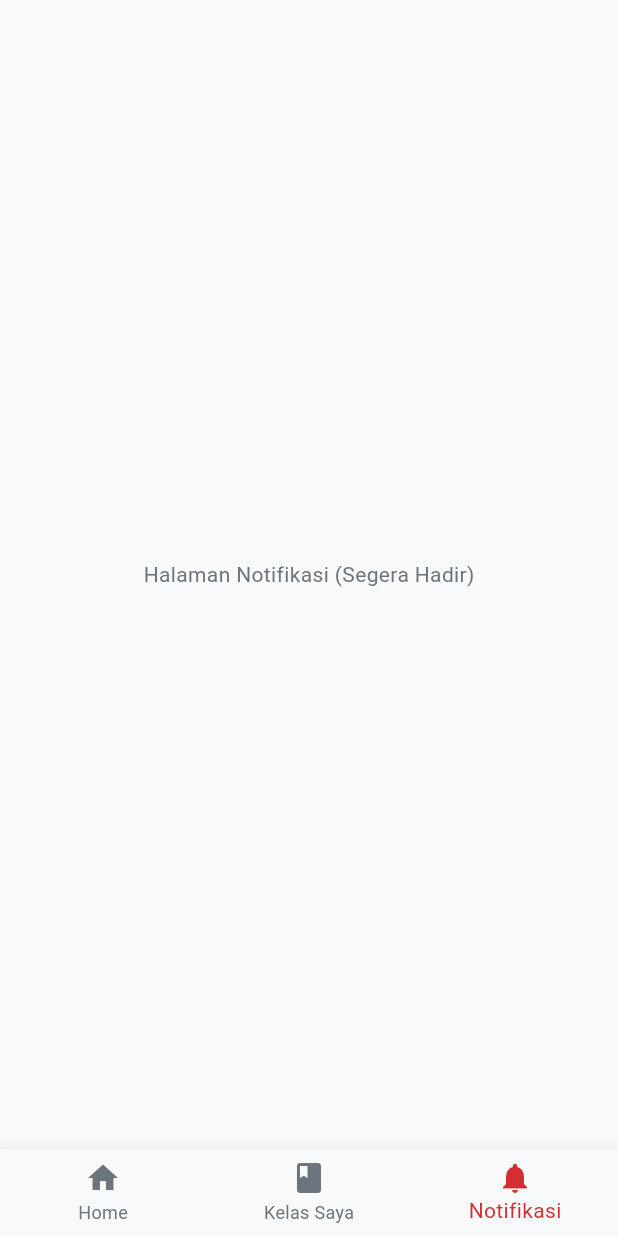
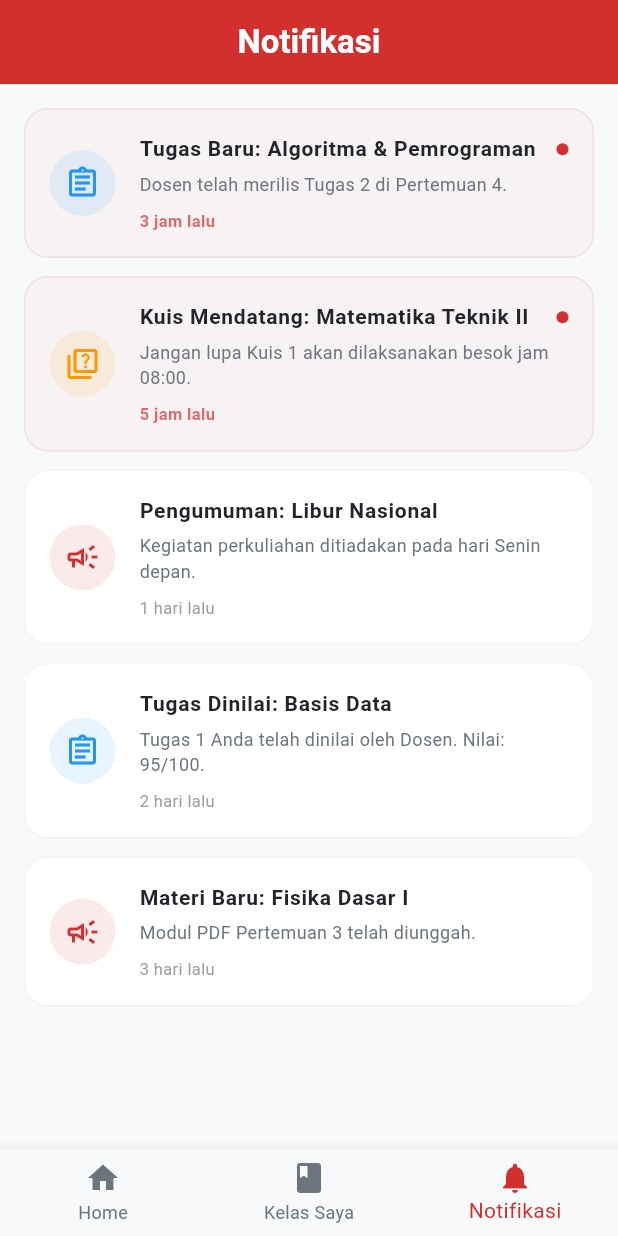
Before and after one commit to dianaulfa/folder, a Flutter app: the DashboardScreen screen opened directly with empty values, item 3 of the bottom bar chosen, on a phone screen of 412 x 824 dp. Run offline on Flutter 3.47's test engine with Material 3 defaults, Android fonts, the phone set to English and light mode, and no system bars.

Commit message:
menambahkan fitur notifikasi

```diff
--- a/lib/features/dashboard/dashboard_screen.dart
+++ b/lib/features/dashboard/dashboard_screen.dart
@@ -1,6 +1,7 @@
 import 'package:flutter/material.dart';
 import '../../core/theme/app_theme.dart';
 import '../courses/my_classes_screen.dart';
+import '../notifications/notification_screen.dart';
 
 class DashboardScreen extends StatefulWidget {
   final String userName;
@@ -40,7 +41,7 @@ class _DashboardScreenState extends State<DashboardScreen> {
       case 1:
         return const MyClassesScreen();
       case 2:
-        return const Center(child: Text('Halaman Notifikasi (Segera Hadir)'));
+        return const NotificationScreen();
       default:
         return _buildHomeContent();
     }
--- /dev/null
+++ b/lib/features/notifications/notification_screen.dart
@@ -0,0 +1,166 @@
+import 'package:flutter/material.dart';
+import '../../core/theme/app_theme.dart';
+
+class NotificationScreen extends StatelessWidget {
+  const NotificationScreen({super.key});
+
+  @override
+  Widget build(BuildContext context) {
+    // Mock data for notifications
+    final List<Map<String, dynamic>> notifications = [
+      {
+        'title': 'Tugas Baru: Algoritma & Pemrograman',
+        'desc': 'Dosen telah merilis Tugas 2 di Pertemuan 4.',
+        'time': '3 jam lalu',
+        'type': 'Tugas',
+        'isRead': false,
+      },
+      {
+        'title': 'Kuis Mendatang: Matematika Teknik II',
+        'desc': 'Jangan lupa Kuis 1 akan dilaksanakan besok jam 08:00.',
+        'time': '5 jam lalu',
+        'type': 'Kuis',
+        'isRead': false,
+      },
+      {
+        'title': 'Pengumuman: Libur Nasional',
+        'desc': 'Kegiatan perkuliahan ditiadakan pada hari Senin depan.',
+        'time': '1 hari lalu',
+        'type': 'Pengumuman',
+        'isRead': true,
+      },
+      {
+        'title': 'Tugas Dinilai: Basis Data',
+        'desc': 'Tugas 1 Anda telah dinilai oleh Dosen. Nilai: 95/100.',
+        'time': '2 hari lalu',
+        'type': 'Tugas',
+        'isRead': true,
+      },
+      {
+        'title': 'Materi Baru: Fisika Dasar I',
+        'desc': 'Modul PDF Pertemuan 3 telah diunggah.',
+        'time': '3 hari lalu',
+        'type': 'Pengumuman',
+        'isRead': true,
+      },
+    ];
+
+    return Scaffold(
+      backgroundColor: AppColors.background,
+      appBar: AppBar(
+        title: const Text('Notifikasi', style: TextStyle(fontWeight: FontWeight.bold)),
+        centerTitle: true,
+        actions: [
+          TextButton(
+            onPressed: () {},
+            child: const Text('Tandai Semua Dibaca', style: TextStyle(color: AppColors.primary, fontSize: 12)),
+          ),
+        ],
+      ),
+      body: ListView.separated(
+        padding: const EdgeInsets.all(16),
+        itemCount: notifications.length,
+        separatorBuilder: (context, index) => const SizedBox(height: 12),
+        itemBuilder: (context, index) {
+          final item = notifications[index];
+          return _buildNotificationItem(item);
+        },
+      ),
+    );
+  }
+
+  Widget _buildNotificationItem(Map<String, dynamic> item) {
+    IconData icon;
+    Color color;
+
+    switch (item['type']) {
+      case 'Tugas':
+        icon = Icons.assignment_outlined;
+        color = Colors.blue;
+        break;
+      case 'Kuis':
+        icon = Icons.quiz_outlined;
+        color = Colors.orange;
+        break;
+      case 'Pengumuman':
+        icon = Icons.campaign_outlined;
+        color = AppColors.primary;
+        break;
+      default:
+        icon = Icons.notifications_none;
+        color = Colors.grey;
+    }
+
+    bool isRead = item['isRead'];
+
+    return Container(
+      decoration: BoxDecoration(
+        color: isRead ? Colors.white : AppColors.primary.withOpacity(0.03),
+        borderRadius: BorderRadius.circular(16),
+        border: Border.all(
+          color: isRead ? Colors.grey.shade100 : AppColors.primary.withOpacity(0.1),
+        ),
+      ),
+      child: ListTile(
+        contentPadding: const EdgeInsets.symmetric(horizontal: 16, vertical: 8),
+        leading: Container(
+          padding: const EdgeInsets.all(10),
+          decoration: BoxDecoration(
+            color: color.withOpacity(0.1),
+            shape: BoxShape.circle,
+          ),
+          child: Icon(icon, color: color, size: 24),
+        ),
+        title: Row(
+          children: [
+            Expanded(
+              child: Text(
+                item['title'],
+                style: TextStyle(
+                  fontWeight: isRead ? FontWeight.w600 : FontWeight.bold,
+                  fontSize: 14,
+                  color: AppColors.textPrimary,
+                ),
+              ),
+            ),
+            if (!isRead)
+              Container(
+                width: 8,
+                height: 8,
+                decoration: const BoxDecoration(
+                  color: AppColors.primary,
+                  shape: BoxShape.circle,
+                ),
+              ),
+          ],
+        ),
+        subtitle: Column(
+          crossAxisAlignment: CrossAxisAlignment.start,
+          children: [
+            const SizedBox(height: 4),
+            Text(
+              item['desc'],
+              style: const TextStyle(
+                fontSize: 12,
+                color: AppColors.textSecondary,
+                height: 1.4,
+              ),
+            ),
+            const SizedBox(height: 8),
+            Text(
+              item['time'],
+              style: TextStyle(
+                fontSize: 11,
+                color: isRead ? Colors.grey : AppColors.primary.withOpacity(0.7),
+                fontWeight: isRead ? FontWeight.normal : FontWeight.w600,
+              ),
+            ),
+          ],
+        ),
+        onTap: () {
+          // Action for clicking notification
+        },
+      ),
+    );
+  }
+}
```
